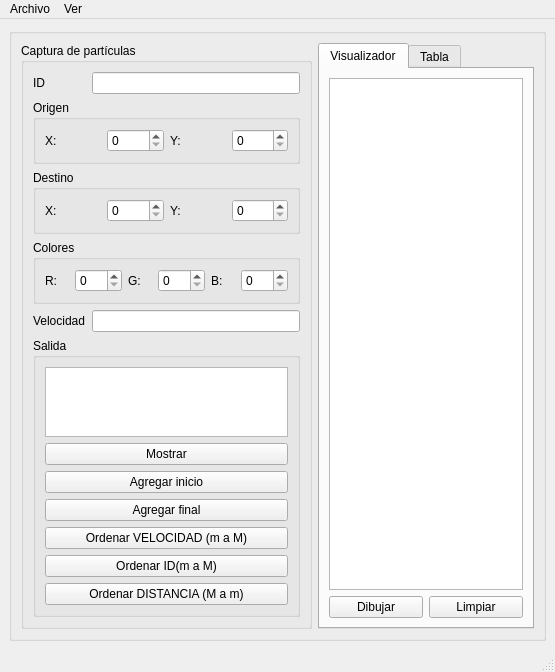
Cristina-Mtz/Actividad-Particulas, file mainwindow.ui: the form before one commit.
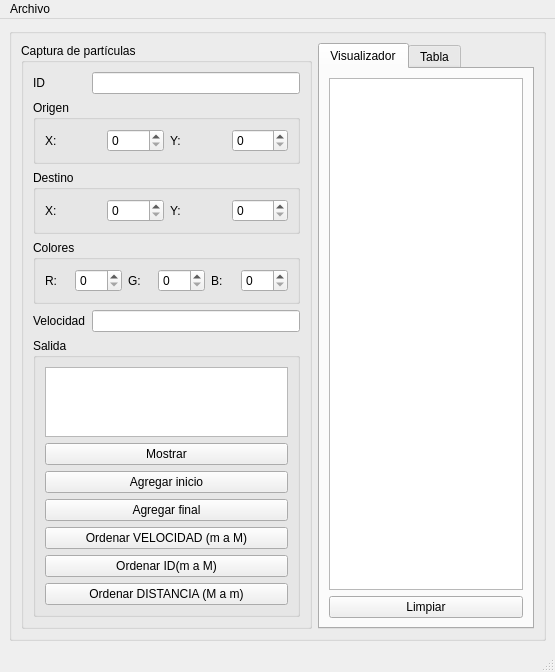
The form after the commit. The open tabs and pages were chosen to show the change.

What changed in the file:
```diff
--- a/mainwindow.ui
+++ b/mainwindow.ui
@@ -242,14 +242,7 @@
            <item row="0" column="0" colspan="2">
             <widget class="QGraphicsView" name="graphicsView"/>
            </item>
-           <item row="1" column="0">
-            <widget class="QPushButton" name="dibujar_pushButton">
-             <property name="text">
-              <string>Dibujar</string>
-             </property>
-            </widget>
-           </item>
-           <item row="1" column="1">
+           <item row="1" column="0" colspan="2">
             <widget class="QPushButton" name="limpiar_pushButton_2">
              <property name="text">
               <string>Limpiar</string>
@@ -314,7 +307,7 @@
    </widget>
    <widget class="QMenu" name="menuVer">
     <property name="title">
-     <string>Ver</string>
+     <string/>
     </property>
     <addaction name="actionGrafo"/>
    </widget>
```
Left out of the diff: 3 changed lines with no effect on the pictures.
